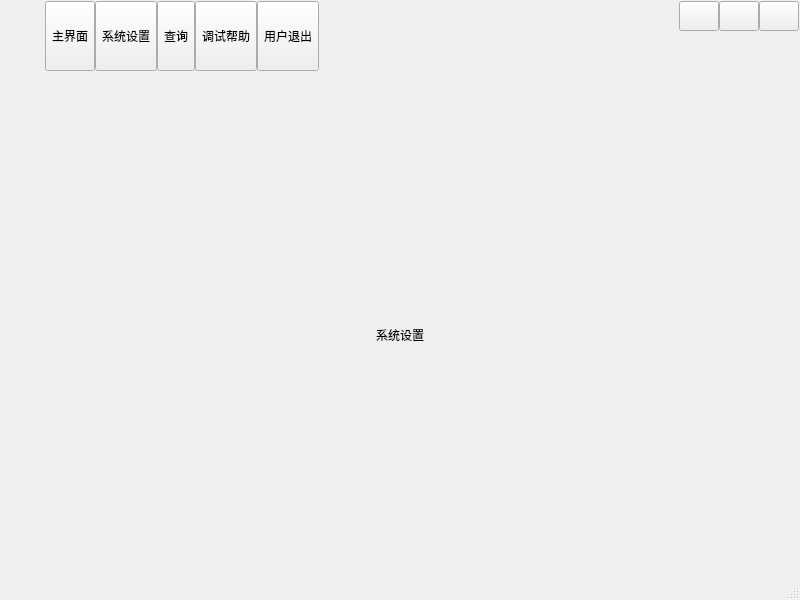
The window that src/ak/form/uidemo1.ui (kensou24/akhelper) describes before a commit, drawn with Qt 5.
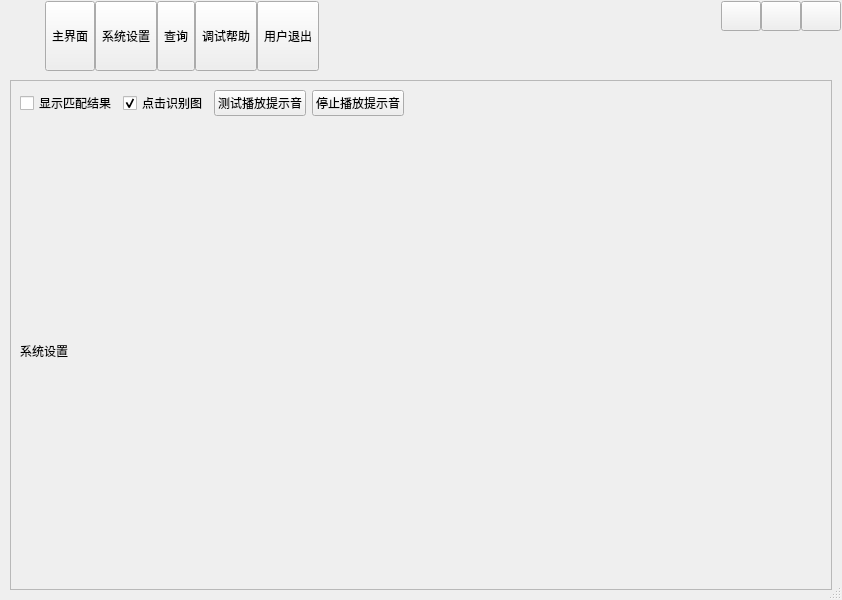
The same window after the commit. The open tabs and pages were chosen to show the change. Icons and pictures are not drawn.

Commit message: #TSK# 增加告警提示音，匹配查看界面

What changed in the file:
```diff
--- a/src/ak/form/uidemo1.ui
+++ b/src/ak/form/uidemo1.ui
@@ -6,7 +6,7 @@
    <rect>
     <x>0</x>
     <y>0</y>
-    <width>800</width>
+    <width>842</width>
     <height>600</height>
    </rect>
   </property>
@@ -550,13 +550,82 @@
      <widget class="QWidget" name="page2">
       <layout class="QVBoxLayout" name="verticalLayout_3">
        <item>
-        <widget class="QLabel" name="lab2">
-         <property name="text">
-          <string>系统设置</string>
+        <widget class="QFrame" name="frame_2">
+         <property name="frameShape">
+          <enum>QFrame::StyledPanel</enum>
          </property>
-         <property name="alignment">
-          <set>Qt::AlignCenter</set>
+         <property name="frameShadow">
+          <enum>QFrame::Raised</enum>
          </property>
+         <layout class="QGridLayout" name="gridLayout_6">
+          <item row="0" column="0">
+           <layout class="QGridLayout" name="gridLayout_5">
+            <item row="0" column="4">
+             <spacer name="horizontalSpacer_2">
+              <property name="orientation">
+               <enum>Qt::Horizontal</enum>
+              </property>
+              <property name="sizeHint" stdset="0">
+               <size>
+                <width>40</width>
+                <height>20</height>
+               </size>
+              </property>
+             </spacer>
+            </item>
+            <item row="0" column="0">
+             <widget class="QCheckBox" name="checkBox_showMatch">
+              <property name="text">
+               <string>显示匹配结果</string>
+              </property>
+             </widget>
+            </item>
+            <item row="0" column="1">
+             <widget class="QCheckBox" name="checkBox_clickPic">
+              <property name="text">
+               <string>点击识别图</string>
+              </property>
+              <property name="checked">
+               <bool>true</bool>
+              </property>
+             </widget>
+            </item>
+            <item row="0" column="2">
+             <widget class="QPushButton" name="pushButton_5">
+              <property name="text">
+               <string>测试播放提示音</string>
+              </property>
+             </widget>
+            </item>
+            <item row="1" column="0" colspan="5">
+             <widget class="QLabel" name="lab_result">
+              <property name="sizePolicy">
+               <sizepolicy hsizetype="Preferred" vsizetype="Preferred">
+                <horstretch>0</horstretch>
+                <verstretch>0</verstretch>
+               </sizepolicy>
+              </property>
+              <property name="minimumSize">
+               <size>
+                <width>0</width>
+                <height>0</height>
+               </size>
+              </property>
+              <property name="text">
+               <string>系统设置</string>
+              </property>
+             </widget>
+            </item>
+            <item row="0" column="3">
+             <widget class="QPushButton" name="pushButton_6">
+              <property name="text">
+               <string>停止播放提示音</string>
+              </property>
+             </widget>
+            </item>
+           </layout>
+          </item>
+         </layout>
         </widget>
        </item>
       </layout>
```
Left out of the diff: 196 changed lines with no effect on the pictures. The commit also changes 14 other files.
